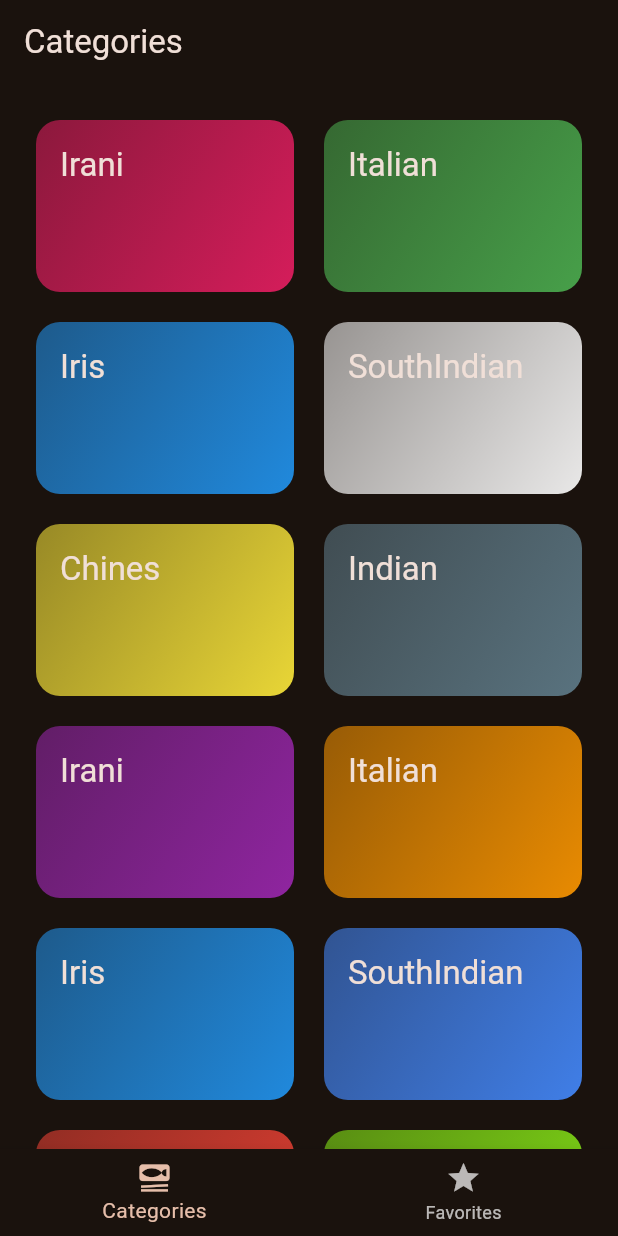
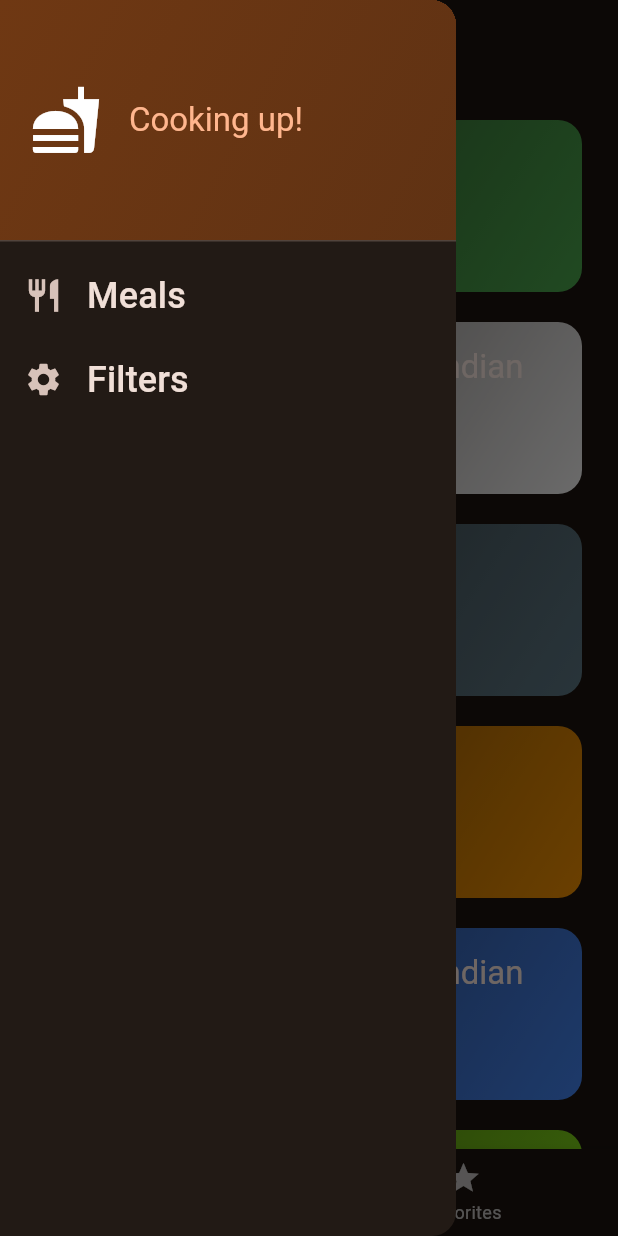
Before and after one commit to git1bharat/Meal_App, a Flutter app: the screen it shows after launch, with the side drawer open (before the commit the screen has no drawer), on a phone screen of 412 x 824 dp. Run offline on Flutter 3.47's test engine with Material 3 defaults, Android fonts, the phone set to English and light mode, and no system bars; our stand-ins replace transparent_image.

Commit message:
implemented drawer feature

```diff
--- a/lib/screens/tabs.dart
+++ b/lib/screens/tabs.dart
@@ -2,6 +2,7 @@ import 'package:flutter/material.dart';
 import 'package:meal_app/model/meals.dart';
 import 'package:meal_app/screens/categories_screen.dart';
 import 'package:meal_app/screens/meals_screen.dart';
+import 'package:meal_app/widgets/main_drawer.dart';
 
 class TabScreen extends StatefulWidget {
   const TabScreen({super.key});
@@ -63,11 +64,12 @@ class _TabScreenState extends State<TabScreen> {
       appBar: AppBar(
         title: Text(activePageTitle),
       ),
+      drawer: MainDrawer(),
       body: activePage,
       bottomNavigationBar: BottomNavigationBar(
           onTap: _selectPage,
           currentIndex: _selectedPageIndex,
-          items: [
+          items: const [
             BottomNavigationBarItem(
                 icon: Icon(Icons.set_meal), label: 'Categories'),
             BottomNavigationBarItem(icon: Icon(Icons.star), label: 'Favorites')
--- /dev/null
+++ b/lib/widgets/main_drawer.dart
@@ -0,0 +1,68 @@
+import 'package:flutter/material.dart';
+
+class MainDrawer extends StatelessWidget {
+  const MainDrawer({super.key});
+
+  @override
+  Widget build(BuildContext context) {
+    return Drawer(
+      child: Column(
+        children: [
+          DrawerHeader(
+            padding: const EdgeInsets.all(20),
+            decoration: BoxDecoration(
+              gradient: LinearGradient(colors: [
+                Theme.of(context).colorScheme.primaryContainer,
+                Theme.of(context).colorScheme.primaryContainer.withOpacity(0.8)
+              ], begin: Alignment.topLeft, end: Alignment.bottomRight),
+            ),
+            child: Row(
+              children: [
+                const Icon(
+                  Icons.fastfood,
+                  size: 48,
+                ),
+                const SizedBox(
+                  width: 18,
+                ),
+                Text(
+                  'Cooking up!',
+                  style: Theme.of(context)
+                      .textTheme
+                      .titleLarge!
+                      .copyWith(color: Theme.of(context).colorScheme.primary),
+                )
+              ],
+            ),
+          ),
+          ListTile(
+            leading: Icon(
+              Icons.restaurant,
+              size: 26,
+            ),
+            title: Text(
+              'Meals',
+              style: Theme.of(context).textTheme.titleSmall!.copyWith(
+                  color: Theme.of(context).colorScheme.onBackground,
+                  fontSize: 24),
+            ),
+            onTap: () {},
+          ),
+          ListTile(
+            leading: Icon(
+              Icons.settings,
+              size: 26,
+            ),
+            title: Text(
+              'Filters ',
+              style: Theme.of(context).textTheme.titleSmall!.copyWith(
+                  color: Theme.of(context).colorScheme.onBackground,
+                  fontSize: 24),
+            ),
+            onTap: () {},
+          )
+        ],
+      ),
+    );
+  }
+}
```
